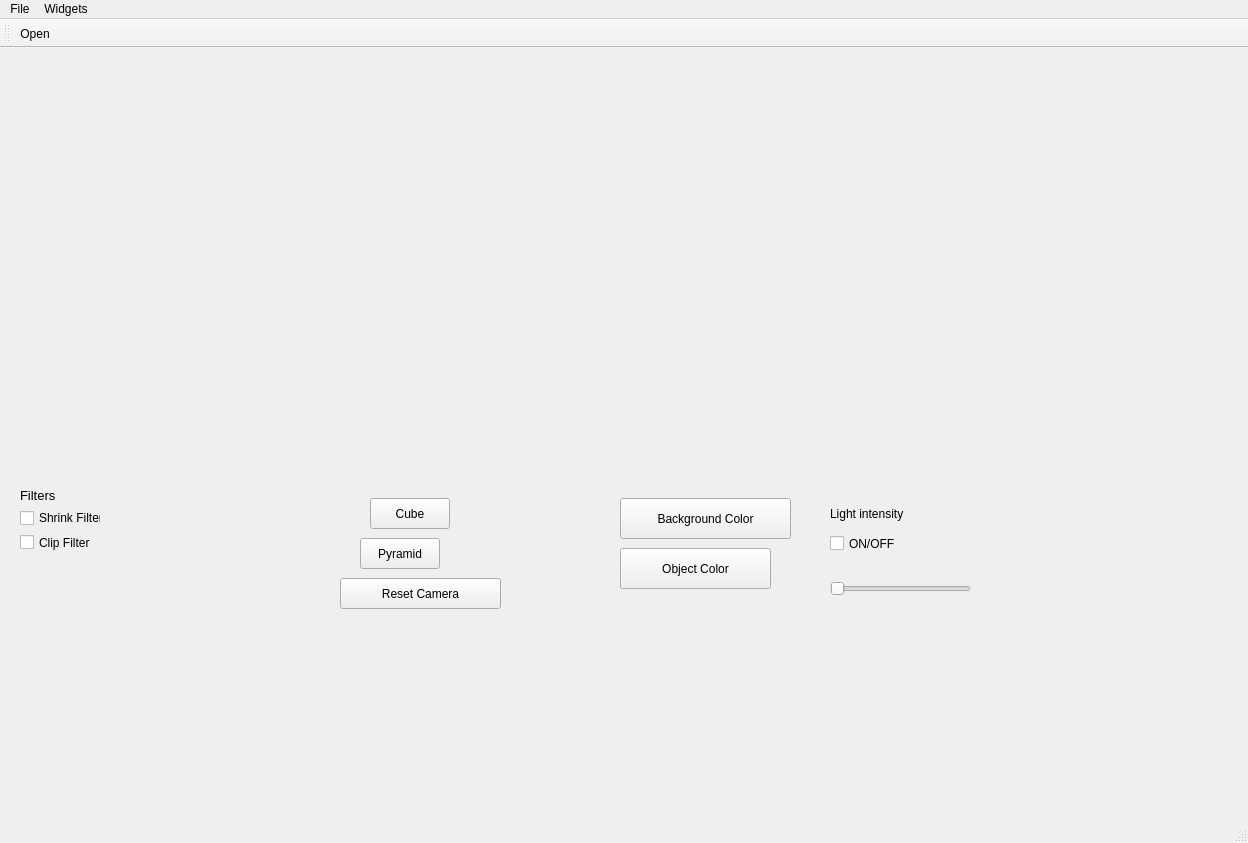
Old version of the form modelViewer/mainwindow.ui in the repository So-Lok/2019_Group_38.
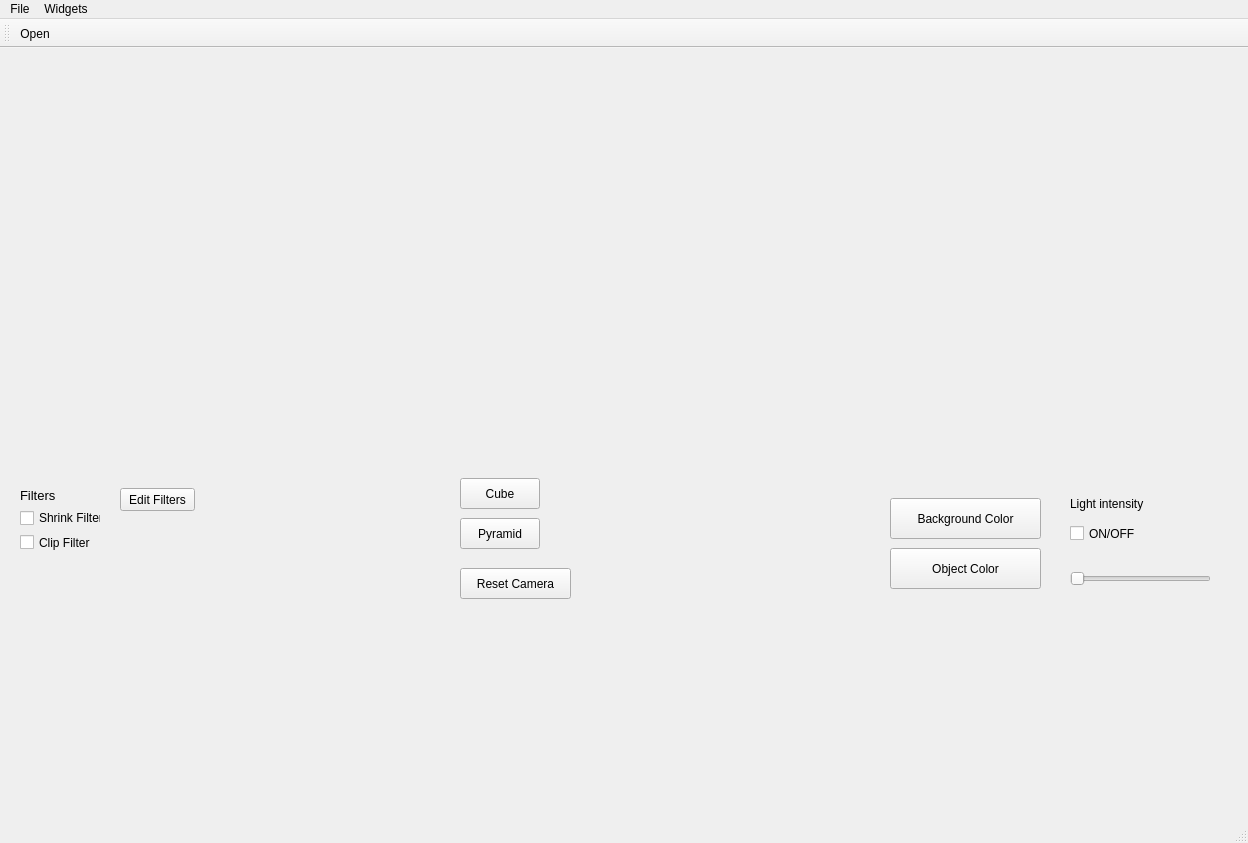
New version of the form. Icons and pictures are not drawn. Custom widgets are drawn as their Qt base class.

Commit message: added window for more filter options

Diff of the .ui file:
```diff
--- a/modelViewer/mainwindow.ui
+++ b/modelViewer/mainwindow.ui
@@ -30,9 +30,9 @@
    <widget class="QPushButton" name="cameraReset">
     <property name="geometry">
      <rect>
-      <x>340</x>
-      <y>530</y>
-      <width>161</width>
+      <x>460</x>
+      <y>520</y>
+      <width>111</width>
       <height>31</height>
      </rect>
     </property>
@@ -43,7 +43,7 @@
    <widget class="QPushButton" name="ObjectColor">
     <property name="geometry">
      <rect>
-      <x>620</x>
+      <x>890</x>
       <y>500</y>
       <width>151</width>
       <height>41</height>
@@ -56,9 +56,9 @@
    <widget class="QPushButton" name="BackgroundColor">
     <property name="geometry">
      <rect>
-      <x>620</x>
+      <x>890</x>
       <y>450</y>
-      <width>171</width>
+      <width>151</width>
       <height>41</height>
      </rect>
     </property>
@@ -69,8 +69,8 @@
    <widget class="QSlider" name="Slider">
     <property name="geometry">
      <rect>
-      <x>830</x>
-      <y>530</y>
+      <x>1070</x>
+      <y>520</y>
       <width>141</width>
       <height>21</height>
      </rect>
@@ -82,8 +82,8 @@
    <widget class="QCheckBox" name="checkBox">
     <property name="geometry">
      <rect>
-      <x>830</x>
-      <y>480</y>
+      <x>1070</x>
+      <y>470</y>
       <width>141</width>
       <height>31</height>
      </rect>
@@ -95,8 +95,8 @@
    <widget class="QLabel" name="label">
     <property name="geometry">
      <rect>
-      <x>830</x>
-      <y>450</y>
+      <x>1070</x>
+      <y>440</y>
       <width>141</width>
       <height>31</height>
      </rect>
@@ -108,8 +108,8 @@
    <widget class="QPushButton" name="pyramidButton">
     <property name="geometry">
      <rect>
-      <x>360</x>
-      <y>490</y>
+      <x>460</x>
+      <y>470</y>
       <width>80</width>
       <height>31</height>
      </rect>
@@ -121,8 +121,8 @@
    <widget class="QPushButton" name="cubeButton">
     <property name="geometry">
      <rect>
-      <x>370</x>
-      <y>450</y>
+      <x>460</x>
+      <y>430</y>
       <width>80</width>
       <height>31</height>
      </rect>
@@ -131,7 +131,7 @@
      <string>Cube</string>
     </property>
    </widget>
-   <widget class="QWidget" name="">
+   <widget class="QWidget" name="layoutWidget">
     <property name="geometry">
      <rect>
       <x>20</x>
@@ -169,6 +169,20 @@
      </item>
     </layout>
    </widget>
+   <widget class="QPushButton" name="editFilters">
+    <property name="geometry">
+     <rect>
+      <x>120</x>
+      <y>440</y>
+      <width>75</width>
+      <height>23</height>
+     </rect>
+    </property>
+    <property name="text">
+     <string>Edit Filters</string>
+    </property>
+   </widget>
+   <zorder>layoutWidget</zorder>
    <zorder>cameraReset</zorder>
    <zorder>ObjectColor</zorder>
    <zorder>BackgroundColor</zorder>
```
Left out of the diff: 4 changed lines with no effect on the pictures. The commit also changes 6 other files.
